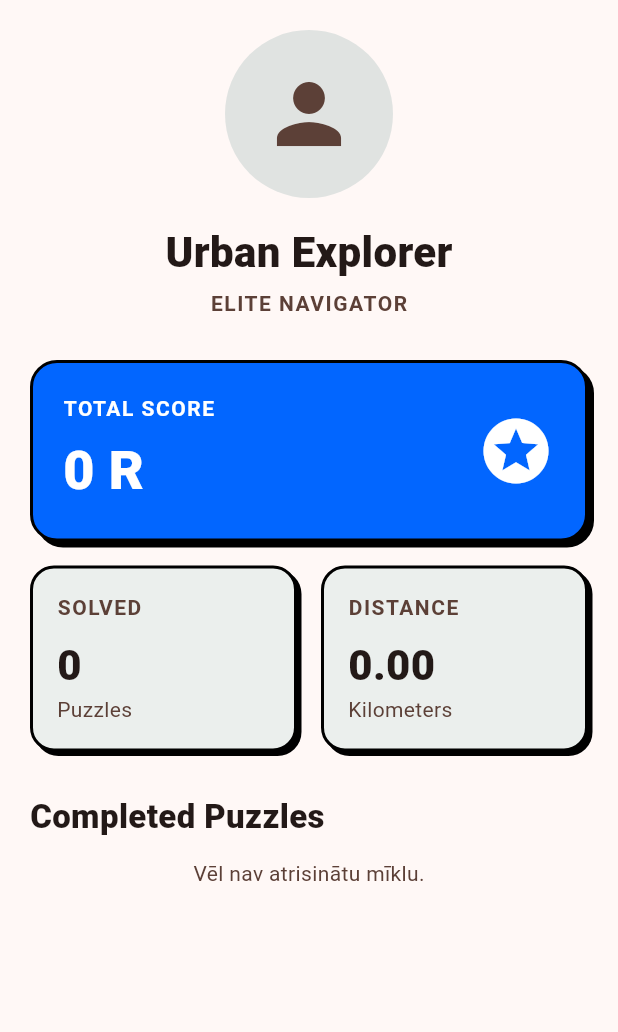
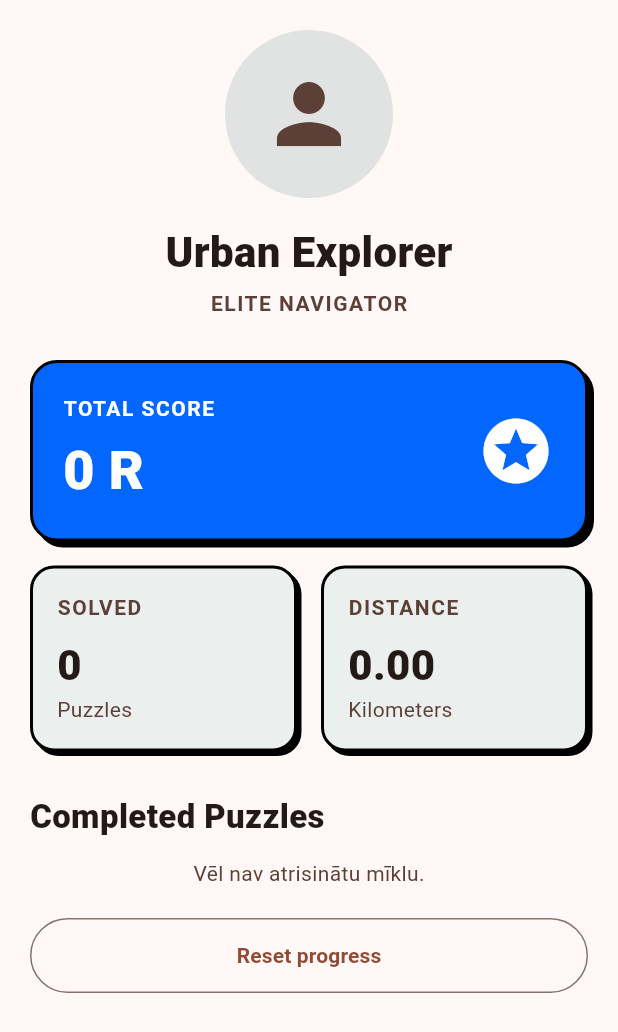
Before and after one commit to ChristopherSemyonov/Kristofers_Semjonovs_ks22110, a Flutter app: the ProfileScreen widget shown alone on an empty page, opened directly, on a phone screen of 412 x 824 dp. Shown: the top 1032 px of the screen. Run offline on Flutter 3.47's test engine with Material 3 defaults, Android fonts, the phone set to English and light mode, and no system bars; our stand-ins replace flutter_map, geolocator, latlong2, shared_preferences; accounts and stored records are empty.

Commit message:
Added reset progress button

```diff
--- a/lib/screens/profile_screen.dart
+++ b/lib/screens/profile_screen.dart
@@ -5,9 +5,14 @@ import '../widgets/completed_puzzle_card.dart';
 import '../services/game_state_service.dart';
 import '../services/puzzle_service.dart';
 
-class ProfileScreen extends StatelessWidget {
+class ProfileScreen extends StatefulWidget {
   const ProfileScreen({super.key});
 
+  @override
+  State<ProfileScreen> createState() => _ProfileScreenState();
+}
+
+class _ProfileScreenState extends State<ProfileScreen> {
   @override
   Widget build(BuildContext context) {
     final solvedPuzzles = PuzzleService.getDemoPuzzles()
@@ -96,6 +101,29 @@ class ProfileScreen extends StatelessWidget {
                 ),
               ),
             ),
+          const SizedBox(height: 20),
+
+          SizedBox(
+            width: double.infinity,
+            height: 50,
+            child: OutlinedButton(
+              onPressed: () async {
+                await GameStateService.resetProgress();
+
+                if (context.mounted) {
+                  setState(() {});
+
+                  ScaffoldMessenger.of(context).showSnackBar(
+                    const SnackBar(content: Text('Progress ir atiestatīts.')),
+                  );
+                }
+              },
+              child: const Text(
+                'Reset progress',
+                style: TextStyle(fontWeight: FontWeight.w700),
+              ),
+            ),
+          ),
         ],
       ),
     );
```
Also changed, not shown: lib/services/game_state_service.dart (+11 -0 lines).
